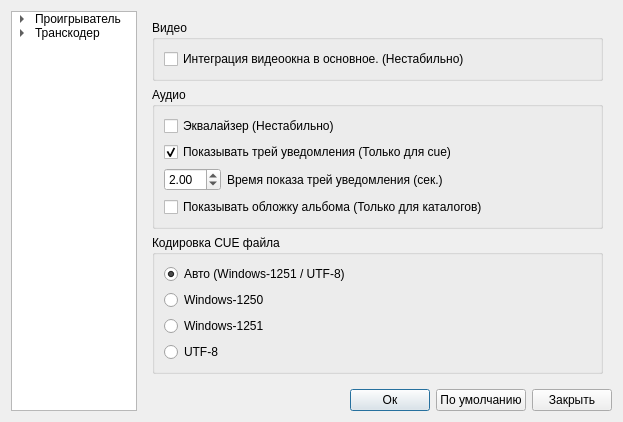
This is ui/preferences.ui in ipse666/cueplayer as Qt 5 draws it before an edit. The edited form follows.
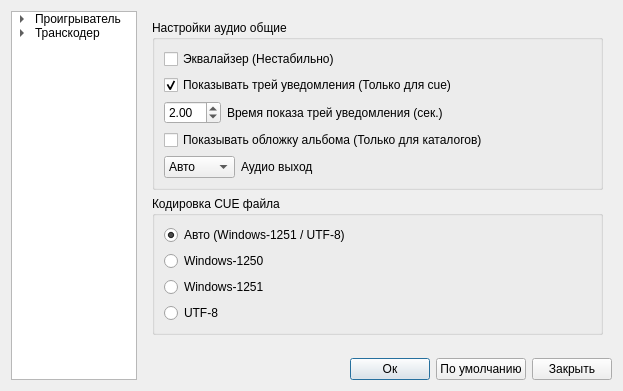
This is the edited form. The open tabs and pages were chosen to show the change. Icons and pictures are not drawn.

The edit to the form file:
```diff
--- a/ui/preferences.ui
+++ b/ui/preferences.ui
@@ -101,13 +101,13 @@
       <number>0</number>
      </property>
      <widget class="QWidget" name="page">
-      <layout class="QGridLayout" name="gridLayout_5">
+      <layout class="QGridLayout" name="gridLayout_19">
        <item row="0" column="0">
-        <widget class="QGroupBox" name="groupBox">
+        <widget class="QGroupBox" name="groupBox_5">
          <property name="title">
           <string>Видео</string>
          </property>
-         <layout class="QGridLayout" name="gridLayout">
+         <layout class="QGridLayout" name="gridLayout_5">
           <item row="0" column="0">
            <widget class="QCheckBox" name="integrationBox">
             <property name="toolTip">
@@ -131,114 +131,6 @@
         </widget>
        </item>
        <item row="1" column="0">
-        <widget class="QGroupBox" name="groupBox_2">
-         <property name="title">
-          <string>Аудио</string>
-         </property>
-         <layout class="QGridLayout" name="gridLayout_2">
-          <item row="0" column="0" colspan="2">
-           <widget class="QCheckBox" name="equalizerBox">
-            <property name="toolTip">
-             <string>&lt;!DOCTYPE HTML PUBLIC &quot;-//W3C//DTD HTML 4.0//EN&quot; &quot;http://www.w3.org/TR/REC-html40/strict.dtd&quot;&gt;
-&lt;html&gt;&lt;head&gt;&lt;meta name=&quot;qrichtext&quot; content=&quot;1&quot; /&gt;&lt;style type=&quot;text/css&quot;&gt;
-p, li { white-space: pre-wrap; }
-&lt;/style&gt;&lt;/head&gt;&lt;body style=&quot; font-family:'Sans Serif'; font-size:9pt; font-weight:400; font-style:normal;&quot;&gt;
-&lt;table border=&quot;0&quot; style=&quot;-qt-table-type: root; margin-top:4px; margin-bottom:4px; margin-left:4px; margin-right:4px;&quot;&gt;
-&lt;tr&gt;
-&lt;td style=&quot;border: none;&quot;&gt;
-&lt;p style=&quot; margin-top:0px; margin-bottom:0px; margin-left:0px; margin-right:0px; -qt-block-indent:0; text-indent:0px;&quot;&gt;Включает эквалайзер для некоторых аудиофайлов.&lt;/p&gt;
-&lt;p style=&quot; margin-top:0px; margin-bottom:0px; margin-left:0px; margin-right:0px; -qt-block-indent:0; text-indent:0px;&quot;&gt;&lt;span style=&quot; color:#ff0000;&quot;&gt;Если возникнут проблемы с воспроизведением,&lt;/span&gt;&lt;/p&gt;
-&lt;p style=&quot; margin-top:0px; margin-bottom:0px; margin-left:0px; margin-right:0px; -qt-block-indent:0; text-indent:0px;&quot;&gt;&lt;span style=&quot; color:#ff0000;&quot;&gt;отключите эту опцию и перезапустите проигрыватель.&lt;/span&gt;&lt;/p&gt;&lt;/td&gt;&lt;/tr&gt;&lt;/table&gt;&lt;/body&gt;&lt;/html&gt;</string>
-            </property>
-            <property name="text">
-             <string>Эквалайзер (Нестабильно)</string>
-            </property>
-           </widget>
-          </item>
-          <item row="1" column="0" colspan="2">
-           <widget class="QCheckBox" name="trayTextBox">
-            <property name="text">
-             <string>Показывать трей уведомления (Только для cue)</string>
-            </property>
-            <property name="checked">
-             <bool>true</bool>
-            </property>
-           </widget>
-          </item>
-          <item row="2" column="0">
-           <widget class="QDoubleSpinBox" name="doubleSpinBox">
-            <property name="sizePolicy">
-             <sizepolicy hsizetype="Maximum" vsizetype="Fixed">
-              <horstretch>0</horstretch>
-              <verstretch>0</verstretch>
-             </sizepolicy>
-            </property>
-            <property name="singleStep">
-             <double>0.100000000000000</double>
-            </property>
-            <property name="value">
-             <double>2.000000000000000</double>
-            </property>
-           </widget>
-          </item>
-          <item row="2" column="1">
-           <widget class="QLabel" name="label_31">
-            <property name="text">
-             <string>Время показа трей уведомления (сек.)</string>
-            </property>
-           </widget>
-          </item>
-          <item row="3" column="0" colspan="2">
-           <widget class="QCheckBox" name="coverBox">
-            <property name="text">
-             <string>Показывать обложку альбома (Только для каталогов)</string>
-            </property>
-           </widget>
-          </item>
-         </layout>
-        </widget>
-       </item>
-       <item row="2" column="0">
-        <widget class="QGroupBox" name="groupBox_9">
-         <property name="title">
-          <string>Кодировка CUE файла</string>
-         </property>
-         <layout class="QGridLayout" name="gridLayout_3">
-          <item row="0" column="0">
-           <widget class="QRadioButton" name="autoRadioButton">
-            <property name="text">
-             <string>Авто (Windows-1251 / UTF-8)</string>
-            </property>
-            <property name="checked">
-             <bool>true</bool>
-            </property>
-           </widget>
-          </item>
-          <item row="1" column="0">
-           <widget class="QRadioButton" name="cp1250RadioButton">
-            <property name="text">
-             <string>Windows-1250</string>
-            </property>
-           </widget>
-          </item>
-          <item row="2" column="0">
-           <widget class="QRadioButton" name="cp1251RadioButton">
-            <property name="text">
-             <string>Windows-1251</string>
-            </property>
-           </widget>
-          </item>
-          <item row="3" column="0">
-           <widget class="QRadioButton" name="utfRadioButton">
-            <property name="text">
-             <string>UTF-8</string>
-            </property>
-           </widget>
-          </item>
-         </layout>
-        </widget>
-       </item>
-       <item row="3" column="0">
         <spacer name="verticalSpacer">
          <property name="orientation">
           <enum>Qt::Vertical</enum>
@@ -246,7 +138,7 @@
          <property name="sizeHint" stdset="0">
           <size>
            <width>20</width>
-           <height>44</height>
+           <height>262</height>
           </size>
          </property>
         </spacer>
@@ -573,6 +465,224 @@
        </item>
       </layout>
      </widget>
+     <widget class="QWidget" name="page_8">
+      <layout class="QGridLayout" name="gridLayout_20">
+       <item row="0" column="0">
+        <widget class="QGroupBox" name="groupBox_2">
+         <property name="title">
+          <string>Настройки аудио общие</string>
+         </property>
+         <layout class="QGridLayout" name="gridLayout_2">
+          <item row="0" column="0" colspan="3">
+           <widget class="QCheckBox" name="equalizerBox">
+            <property name="toolTip">
+             <string>&lt;!DOCTYPE HTML PUBLIC &quot;-//W3C//DTD HTML 4.0//EN&quot; &quot;http://www.w3.org/TR/REC-html40/strict.dtd&quot;&gt;
+&lt;html&gt;&lt;head&gt;&lt;meta name=&quot;qrichtext&quot; content=&quot;1&quot; /&gt;&lt;style type=&quot;text/css&quot;&gt;
+p, li { white-space: pre-wrap; }
+&lt;/style&gt;&lt;/head&gt;&lt;body style=&quot; font-family:'Sans Serif'; font-size:9pt; font-weight:400; font-style:normal;&quot;&gt;
+&lt;table border=&quot;0&quot; style=&quot;-qt-table-type: root; margin-top:4px; margin-bottom:4px; margin-left:4px; margin-right:4px;&quot;&gt;
+&lt;tr&gt;
+&lt;td style=&quot;border: none;&quot;&gt;
+&lt;p style=&quot; margin-top:0px; margin-bottom:0px; margin-left:0px; margin-right:0px; -qt-block-indent:0; text-indent:0px;&quot;&gt;Включает эквалайзер для некоторых аудиофайлов.&lt;/p&gt;
+&lt;p style=&quot; margin-top:0px; margin-bottom:0px; margin-left:0px; margin-right:0px; -qt-block-indent:0; text-indent:0px;&quot;&gt;&lt;span style=&quot; color:#ff0000;&quot;&gt;Если возникнут проблемы с воспроизведением,&lt;/span&gt;&lt;/p&gt;
+&lt;p style=&quot; margin-top:0px; margin-bottom:0px; margin-left:0px; margin-right:0px; -qt-block-indent:0; text-indent:0px;&quot;&gt;&lt;span style=&quot; color:#ff0000;&quot;&gt;отключите эту опцию и перезапустите проигрыватель.&lt;/span&gt;&lt;/p&gt;&lt;/td&gt;&lt;/tr&gt;&lt;/table&gt;&lt;/body&gt;&lt;/html&gt;</string>
+            </property>
+            <property name="text">
+             <string>Эквалайзер (Нестабильно)</string>
+            </property>
+           </widget>
+          </item>
+          <item row="1" column="0" colspan="3">
+           <widget class="QCheckBox" name="trayTextBox">
+            <property name="text">
+             <string>Показывать трей уведомления (Только для cue)</string>
+            </property>
+            <property name="checked">
+             <bool>true</bool>
+            </property>
+           </widget>
+          </item>
+          <item row="2" column="0">
+           <widget class="QDoubleSpinBox" name="doubleSpinBox">
+            <property name="sizePolicy">
+             <sizepolicy hsizetype="Maximum" vsizetype="Fixed">
+              <horstretch>0</horstretch>
+              <verstretch>0</verstretch>
+             </sizepolicy>
+            </property>
+            <property name="singleStep">
+             <double>0.100000000000000</double>
+            </property>
+            <property name="value">
+             <double>2.000000000000000</double>
+            </property>
+           </widget>
+          </item>
+          <item row="2" column="1" colspan="2">
+           <widget class="QLabel" name="label_31">
+            <property name="text">
+             <string>Время показа трей уведомления (сек.)</string>
+            </property>
+           </widget>
+          </item>
+          <item row="3" column="0" colspan="3">
+           <widget class="QCheckBox" name="coverBox">
+            <property name="text">
+             <string>Показывать обложку альбома (Только для каталогов)</string>
+            </property>
+           </widget>
+          </item>
+          <item row="4" column="0" colspan="2">
+           <widget class="QComboBox" name="audioOutputBox">
+            <property name="sizePolicy">
+             <sizepolicy hsizetype="Expanding" vsizetype="Fixed">
+              <horstretch>0</horstretch>
+              <verstretch>0</verstretch>
+             </sizepolicy>
+            </property>
+            <item>
+             <property name="text">
+              <string>Авто</string>
+             </property>
+            </item>
+            <item>
+             <property name="text">
+              <string>GConf</string>
+             </property>
+            </item>
+            <item>
+             <property name="text">
+              <string>OSS</string>
+             </property>
+            </item>
+            <item>
+             <property name="text">
+              <string>ALSA</string>
+             </property>
+            </item>
+            <item>
+             <property name="text">
+              <string>Esound</string>
+             </property>
+            </item>
+           </widget>
+          </item>
+          <item row="4" column="2">
+           <widget class="QLabel" name="label_33">
+            <property name="sizePolicy">
+             <sizepolicy hsizetype="Expanding" vsizetype="Preferred">
+              <horstretch>0</horstretch>
+              <verstretch>0</verstretch>
+             </sizepolicy>
+            </property>
+            <property name="text">
+             <string>Аудио выход</string>
+            </property>
+           </widget>
+          </item>
+         </layout>
+        </widget>
+       </item>
+       <item row="1" column="0">
+        <widget class="QGroupBox" name="groupBox_9">
+         <property name="title">
+          <string>Кодировка CUE файла</string>
+         </property>
+         <layout class="QGridLayout" name="gridLayout_3">
+          <item row="0" column="0">
+           <widget class="QRadioButton" name="autoRadioButton">
+            <property name="text">
+             <string>Авто (Windows-1251 / UTF-8)</string>
+            </property>
+            <property name="checked">
+             <bool>true</bool>
+            </property>
+           </widget>
+          </item>
+          <item row="1" column="0">
+           <widget class="QRadioButton" name="cp1250RadioButton">
+            <property name="text">
+             <string>Windows-1250</string>
+            </property>
+           </widget>
+          </item>
+          <item row="2" column="0">
+           <widget class="QRadioButton" name="cp1251RadioButton">
+            <property name="text">
+             <string>Windows-1251</string>
+            </property>
+           </widget>
+          </item>
+          <item row="3" column="0">
+           <widget class="QRadioButton" name="utfRadioButton">
+            <property name="text">
+             <string>UTF-8</string>
+            </property>
+           </widget>
+          </item>
+         </layout>
+        </widget>
+       </item>
+       <item row="2" column="0">
+        <spacer name="verticalSpacer_5">
+         <property name="orientation">
+          <enum>Qt::Vertical</enum>
+         </property>
+         <property name="sizeHint" stdset="0">
+          <size>
+           <width>20</width>
+           <height>36</height>
+          </size>
+         </property>
+        </spacer>
+       </item>
+      </layout>
+     </widget>
+     <widget class="QWidget" name="page_9">
+      <layout class="QGridLayout" name="gridLayout_21">
+       <item row="0" column="0">
+        <widget class="QGroupBox" name="groupBox">
+         <property name="title">
+          <string>Видео</string>
+         </property>
+         <layout class="QGridLayout" name="gridLayout">
+          <item row="0" column="0">
+           <widget class="QCheckBox" name="integrationBox">
+            <property name="toolTip">
+             <string>&lt;!DOCTYPE HTML PUBLIC &quot;-//W3C//DTD HTML 4.0//EN&quot; &quot;http://www.w3.org/TR/REC-html40/strict.dtd&quot;&gt;
+&lt;html&gt;&lt;head&gt;&lt;meta name=&quot;qrichtext&quot; content=&quot;1&quot; /&gt;&lt;style type=&quot;text/css&quot;&gt;
+p, li { white-space: pre-wrap; }
+&lt;/style&gt;&lt;/head&gt;&lt;body style=&quot; font-family:'Sans Serif'; font-size:9pt; font-weight:400; font-style:normal;&quot;&gt;
+&lt;table style=&quot;-qt-table-type: root; margin-top:4px; margin-bottom:4px; margin-left:4px; margin-right:4px;&quot;&gt;
+&lt;tr&gt;
+&lt;td style=&quot;border: none;&quot;&gt;
+&lt;p style=&quot; margin-top:0px; margin-bottom:0px; margin-left:0px; margin-right:0px; -qt-block-indent:0; text-indent:0px;&quot;&gt;Встраивает видеоокно в основное окно программы.&lt;/p&gt;
+&lt;p style=&quot; margin-top:0px; margin-bottom:0px; margin-left:0px; margin-right:0px; -qt-block-indent:0; text-indent:0px;&quot;&gt;&lt;span style=&quot; color:#ff0000;&quot;&gt;Если возникнут проблемы с полноэкранным режимом,&lt;/span&gt;&lt;/p&gt;
+&lt;p style=&quot; margin-top:0px; margin-bottom:0px; margin-left:0px; margin-right:0px; -qt-block-indent:0; text-indent:0px;&quot;&gt;&lt;span style=&quot; color:#ff0000;&quot;&gt;отключите эту опцию и перезапустите проигрыватель.&lt;/span&gt;&lt;/p&gt;&lt;/td&gt;&lt;/tr&gt;&lt;/table&gt;&lt;/body&gt;&lt;/html&gt;</string>
+            </property>
+            <property name="text">
+             <string>Интеграция видеоокна в основное. (Нестабильно)</string>
+            </property>
+           </widget>
+          </item>
+         </layout>
+        </widget>
+       </item>
+       <item row="1" column="0">
+        <spacer name="verticalSpacer_7">
+         <property name="orientation">
+          <enum>Qt::Vertical</enum>
+         </property>
+         <property name="sizeHint" stdset="0">
+          <size>
+           <width>20</width>
+           <height>257</height>
+          </size>
+         </property>
+        </spacer>
+       </item>
+      </layout>
+     </widget>
      <widget class="QWidget" name="page_2">
       <layout class="QGridLayout" name="gridLayout_15">
        <item row="0" column="0">
```
Left out of the diff: 69 changed lines with no effect on the pictures.
